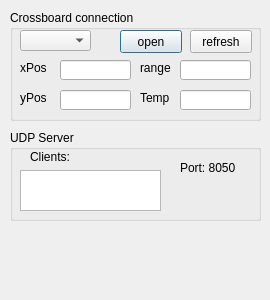
The window that dialog.ui (baradoid/polden-bino-launcher) describes before a commit, drawn with Qt 5.
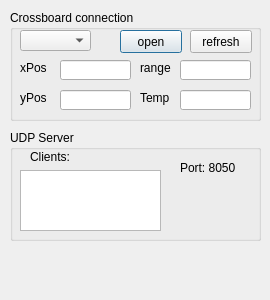
The same window after the commit.

Commit message: поправлен размер окошка

```diff
--- a/dialog.ui
+++ b/dialog.ui
@@ -31,7 +31,7 @@
      <x>10</x>
      <y>130</y>
      <width>251</width>
-     <height>91</height>
+     <height>111</height>
     </rect>
    </property>
    <property name="title">
@@ -43,7 +43,7 @@
       <x>10</x>
       <y>40</y>
       <width>141</width>
-      <height>41</height>
+      <height>61</height>
      </rect>
     </property>
    </widget>
```
